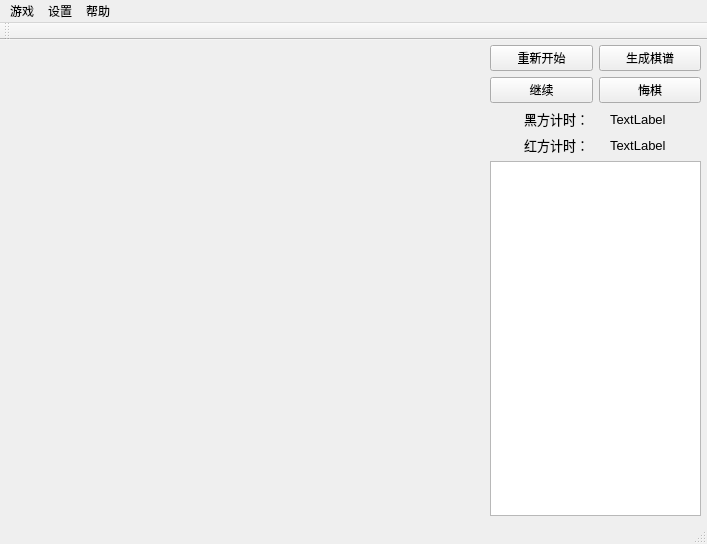
The window that ui/main_window.ui (wdndev/surakarta_gui) describes before a commit, drawn with Qt 5.
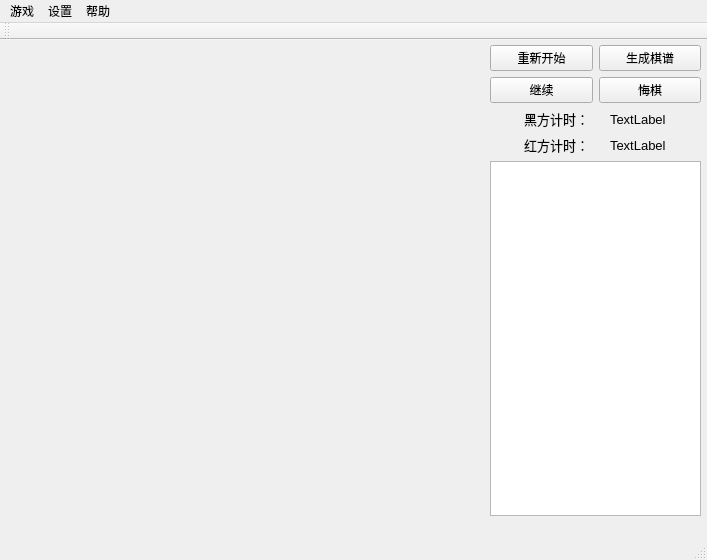
The same window after the commit. Custom widgets are drawn as their Qt base class.

```diff
--- a/ui/main_window.ui
+++ b/ui/main_window.ui
@@ -7,7 +7,7 @@
     <x>0</x>
     <y>0</y>
     <width>707</width>
-    <height>544</height>
+    <height>560</height>
    </rect>
   </property>
   <property name="sizePolicy">
@@ -19,13 +19,13 @@
   <property name="minimumSize">
    <size>
     <width>707</width>
-    <height>544</height>
+    <height>560</height>
    </size>
   </property>
   <property name="maximumSize">
    <size>
     <width>707</width>
-    <height>544</height>
+    <height>560</height>
    </size>
   </property>
   <property name="windowTitle">
```
Left out of the diff: 8 changed lines with no effect on the pictures.
